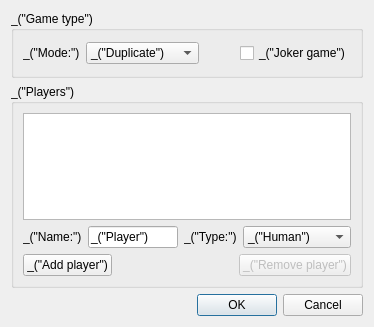
Before: the Qt Designer form qt/ui/new_game.ui in cjlano/eliot, drawn with Qt 5.
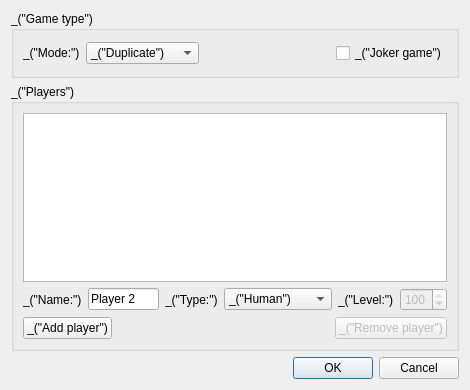
After: the same form once the commit is applied.

Commit message: - Compilation fix for Windows  - Display the Eliot icon  - Improved printing  - Allow changing the level of computer players  - Generate automatically a default name for players  - Translate Qt's own strings (only works on Linux at the moment)

What changed in the file:
```diff
--- a/qt/ui/new_game.ui
+++ b/qt/ui/new_game.ui
@@ -5,8 +5,8 @@
    <rect>
     <x>0</x>
     <y>0</y>
-    <width>374</width>
-    <height>327</height>
+    <width>470</width>
+    <height>390</height>
    </rect>
   </property>
   <property name="windowTitle" >
@@ -99,7 +99,7 @@
         <item>
          <widget class="QLineEdit" name="lineEditName" >
           <property name="text" >
-           <string>_("Player")</string>
+           <string>Player 2</string>
           </property>
          </widget>
         </item>
@@ -124,6 +124,26 @@
           </item>
          </widget>
         </item>
+        <item>
+         <widget class="QLabel" name="label_4" >
+          <property name="text" >
+           <string>_("Level:")</string>
+          </property>
+         </widget>
+        </item>
+        <item>
+         <widget class="QSpinBox" name="spinBoxLevel" >
+          <property name="enabled" >
+           <bool>false</bool>
+          </property>
+          <property name="maximum" >
+           <number>100</number>
+          </property>
+          <property name="value" >
+           <number>100</number>
+          </property>
+         </widget>
+        </item>
        </layout>
       </item>
       <item>
```
The commit also changes 15 other files.
